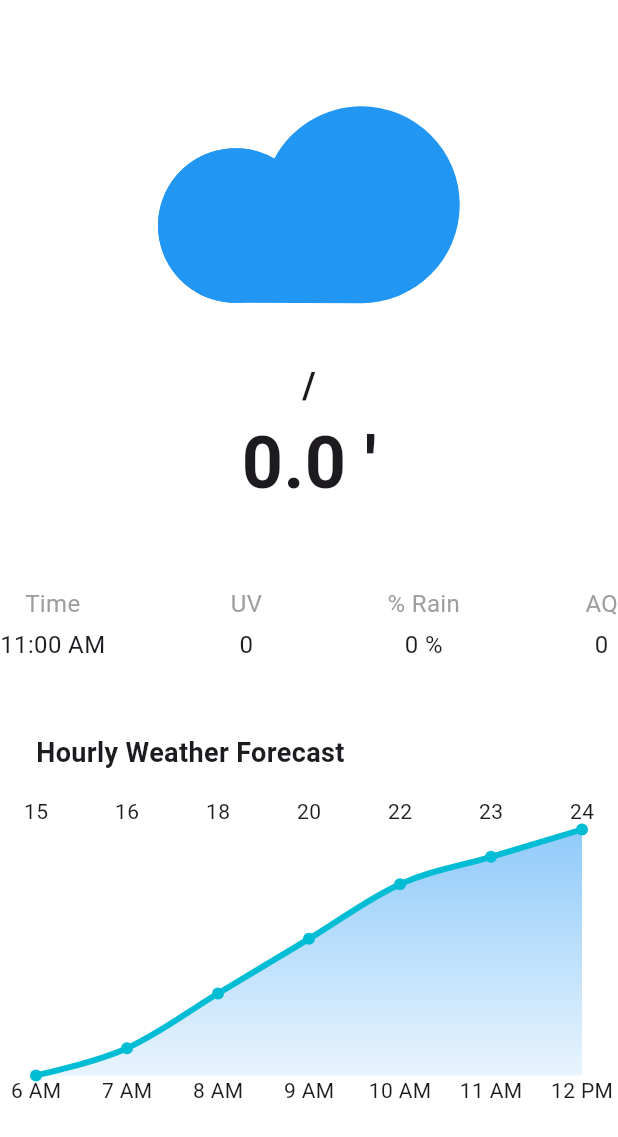
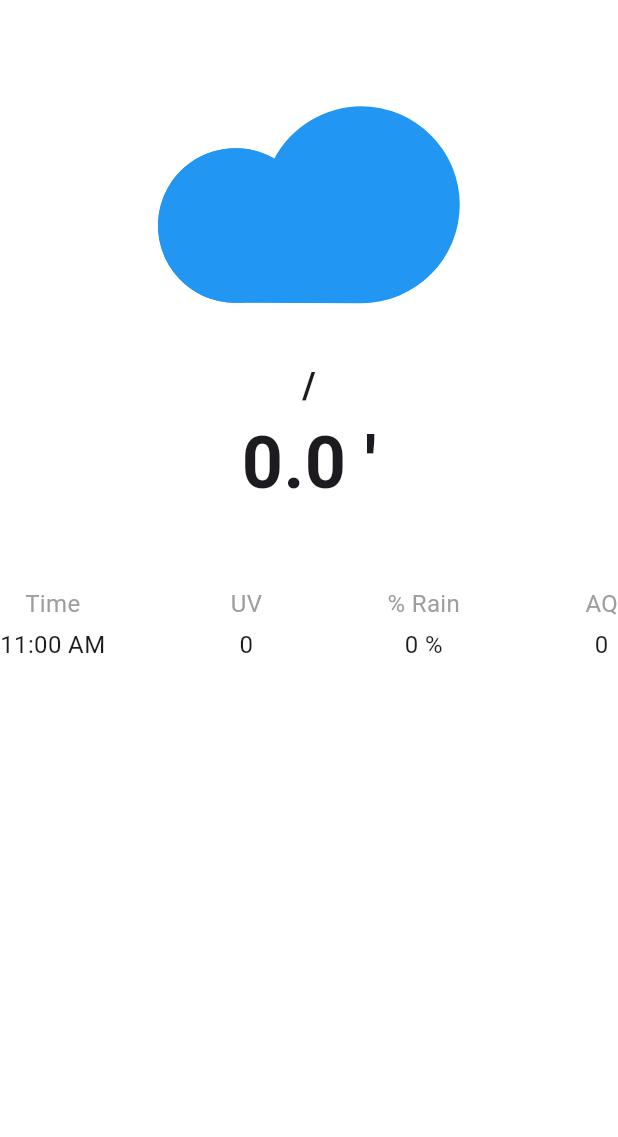
Before and after one commit to fn-faisal/flutter-weather, a Flutter app: the ForecastDetail widget shown alone on an empty page, opened directly with empty values, on a phone screen of 412 x 824 dp. Shown: the top 1137 px of the screen. Run offline on Flutter 3.47's test engine with Material 3 defaults, Android fonts, the phone set to English and light mode, and no system bars; drawn by our look-alikes of fl_chart, skeletonizer; our stand-ins replace carousel_slider, dio, dots_indicator, flutter_dotenv, flutter_svg, retrofit and 1 more; missing offline and left inert: debounce_throttle, moment_dart; accounts and stored records are empty; generated files the repository leaves out were written again.

Commit message:
Hourly forecast

```diff
--- a/lib/presentation/molecules/forecast_hourly_chart.dart
+++ b/lib/presentation/molecules/forecast_hourly_chart.dart
@@ -1,25 +1,47 @@
 import 'package:flutter/material.dart';
-import 'package:weather_app/utils/sizes.dart';
+import 'package:moment_dart/moment_dart.dart';
+import 'package:weather_app/domain/entities/forecast_day.dart';
 import 'package:fl_chart/fl_chart.dart';
 
 class ForecastHourlyChart extends StatelessWidget {
-  const ForecastHourlyChart({super.key});
+  final ForecastDay? forecastDay;
+
+  const ForecastHourlyChart({
+    super.key,
+    this.forecastDay
+  });
 
   @override
   Widget build(BuildContext context) {
-    // Dummy data: Hourly temperature forecast (time in hours, temp in °C)
-    final List<Map<String, dynamic>> hourlyData = [
-      {"time": "6 AM", "temp": 15},
-      {"time": "7 AM", "temp": 16},
-      {"time": "8 AM", "temp": 18},
-      {"time": "9 AM", "temp": 20},
-      {"time": "10 AM", "temp": 22},
-      {"time": "11 AM", "temp": 23},
-      {"time": "12 PM", "temp": 24},
-      // {"time": "1 PM", "temp": 25},
-      // {"time": "2 PM", "temp": 26},
-      // {"time": "3 PM", "temp": 27},
-    ];
+    final List<Map<String, dynamic>> hourlyData = [];
+    // final List<Map<String, dynamic>> hourlyData = [
+    //   {"time": "6 AM", "temp": 15},
+    //   {"time": "7 AM", "temp": 16},
+    //   {"time": "8 AM", "temp": 18},
+    //   {"time": "9 AM", "temp": 20},
+    //   {"time": "10 AM", "temp": 22},
+    //   {"time": "11 AM", "temp": 23},
+    //   {"time": "12 PM", "temp": 24},
+    //   // {"time": "1 PM", "temp": 25},
+    //   // {"time": "2 PM", "temp": 26},
+    //   // {"time": "3 PM", "temp": 27},
+    // ];
+
+    forecastDay?.hourly.map(
+      (fd) {
+        int differenceInHours = fd.time.difference(DateTime.now()).inHours;
+        if ( differenceInHours >= 0 && differenceInHours <= 5 ) {
+          return hourlyData.add({
+            'time': "${fd.time.hour12} ${fd.time.isAm ? 'AM' : 'PM'}",
+            'temp': fd.tempC
+          });
+        }
+      }
+    ).toList();
+
+    if ( hourlyData.isEmpty ) {
+      return const SizedBox();
+    }
 
     return Column(
       crossAxisAlignment: CrossAxisAlignment.start,
--- a/lib/presentation/organism/forecast_detail.dart
+++ b/lib/presentation/organism/forecast_detail.dart
@@ -1,11 +1,16 @@
+import 'dart:developer';
+
 import 'package:flutter/material.dart';
+import 'package:moment_dart/moment_dart.dart';
 import 'package:skeletonizer/skeletonizer.dart';
 import 'package:weather_app/domain/entities/current_temperature.dart';
+import 'package:weather_app/domain/entities/forecast_day.dart';
 import 'package:weather_app/presentation/molecules/forecast_card.dart';
 import 'package:weather_app/presentation/molecules/forecast_hourly_chart.dart';
 import 'package:weather_app/presentation/molecules/forecast_info_item.dart';
 import 'package:weather_app/utils/sizes.dart';
 import 'package:flutter_gen/gen_l10n/app_localizations.dart';
+import 'package:collection/collection.dart'; // You have to add this manually, for some reason it cannot be added automatically
 
 class ForecastDetail extends StatelessWidget {
   final bool loading;
@@ -17,8 +22,17 @@ class ForecastDetail extends StatelessWidget {
     required this.forecast
   });
 
+  ForecastDay? _getForecastForToday(List<ForecastDay> days) {
+    return days.firstWhereOrNull(
+      (d) => Moment(d.date).isAtSameDayAs(DateTime.now())
+    );
+  }
+
   @override
   Widget build(BuildContext context) {
+    var forecastToday = _getForecastForToday(
+      forecast?.forecast.forecastDay ?? []
+    );
     return SingleChildScrollView(
       padding: const EdgeInsets.only(
         bottom: 300
@@ -57,11 +71,13 @@ class ForecastDetail extends StatelessWidget {
               const SizedBox(
                 height: Sizes.xl,
               ),
-              const Padding(
-                padding: EdgeInsets.symmetric(
+              Padding(
+                padding: const EdgeInsets.symmetric(
                   horizontal: Sizes.lg
                 ),
-                child: ForecastHourlyChart(),
+                child: ForecastHourlyChart(
+                  forecastDay: forecastToday,
+                ),
               )
             ]
           ),
--- a/lib/utils/date_from_epoch.dart
+++ b/lib/utils/date_from_epoch.dart
@@ -1,3 +1,3 @@
 
 DateTime dateFromEpoch(int epoch)
-  => DateTime.fromMillisecondsSinceEpoch(epoch);
+  => DateTime.fromMillisecondsSinceEpoch(epoch * 1000);
--- a/pubspec.yaml
+++ b/pubspec.yaml
@@ -21,6 +21,7 @@ dependencies:
   intl: any
   json_annotation: ^4.9.0
   json_serializer: ^0.2.0
+  moment_dart: ^2.2.1+beta.0
   provider: ^6.1.2
   retrofit: ^4.4.1
   shared_preferences: ^2.3.3
```
Also changed, not shown: pubspec.lock.
